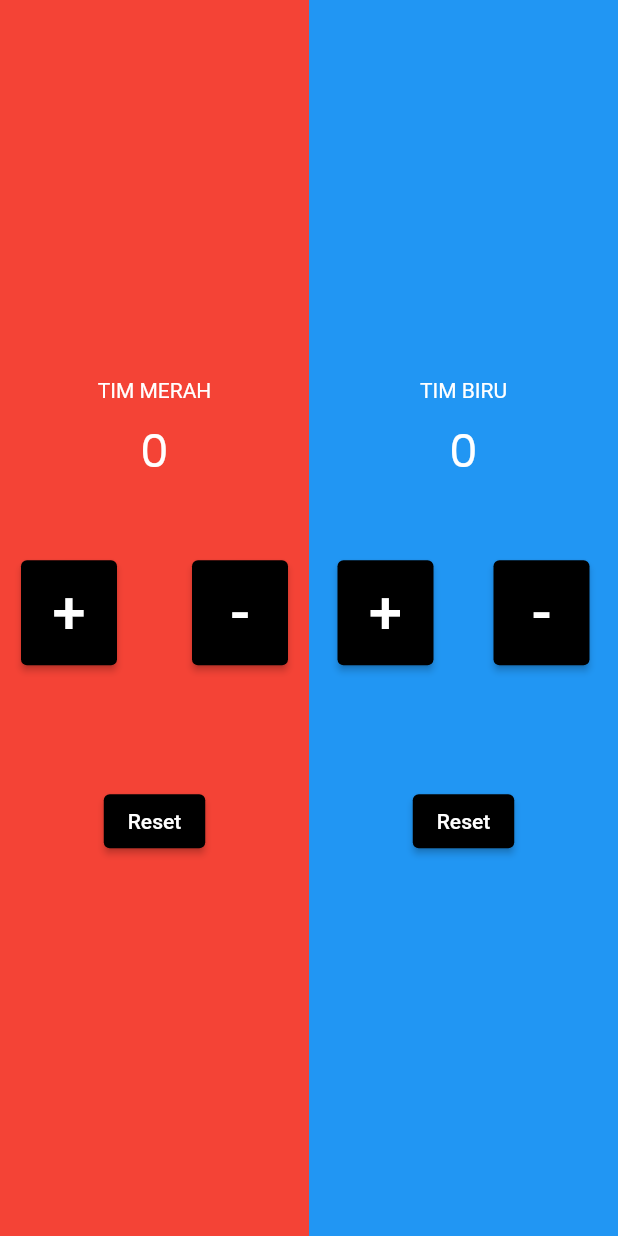
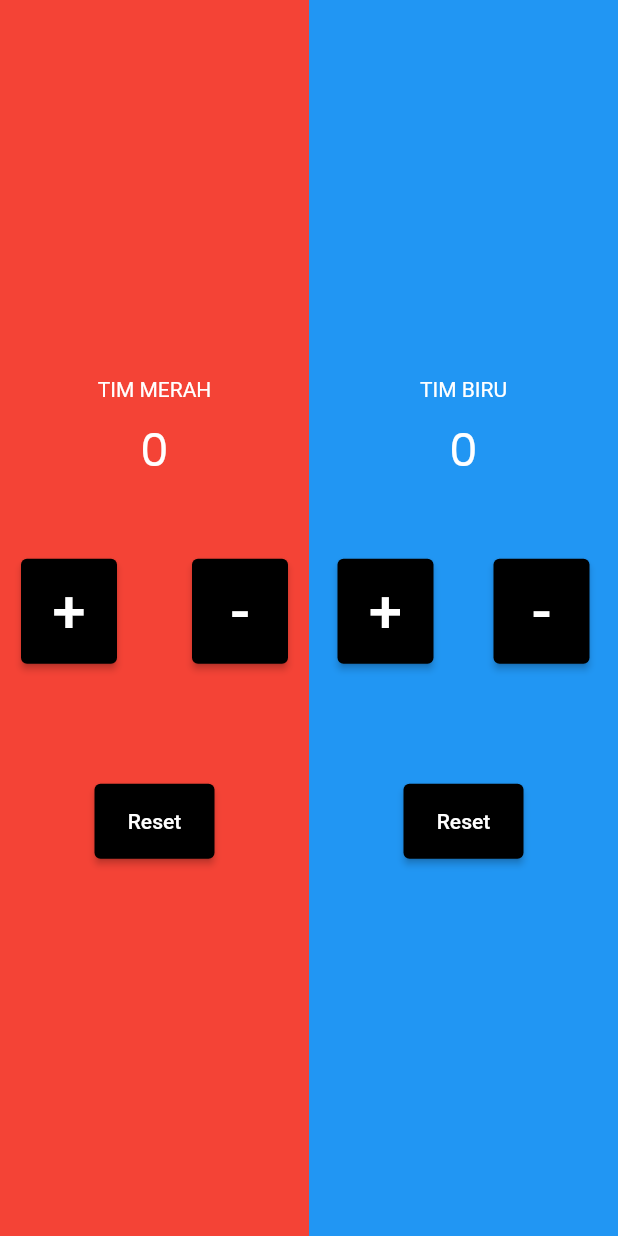
Before and after one commit to rianjanuarian/Project-PlayStore, a Flutter app: the screen it shows after launch, on a phone screen of 412 x 824 dp. Run offline on Flutter 3.47's test engine with Material 2 defaults, Android fonts, the phone set to English and light mode, and no system bars; our stand-ins replace bloc, firebase_auth, firebase_core, flutter_bloc, get, google_fonts and 2 more; accounts and stored records are empty.

Commit message:
Update main_page.dart

```diff
--- a/counter_bultang/counter_bultang/lib/main_page.dart
+++ b/counter_bultang/counter_bultang/lib/main_page.dart
@@ -84,12 +84,17 @@ class MainPage extends StatelessWidget {
                     SizedBox(
                       height: 80,
                     ),
-                    ElevatedButton(
-                        style: ElevatedButton.styleFrom(primary: Colors.black),
+                    SizedBox(
+                      height: 50,
+                      width: 80,
+                      child: ElevatedButton(
+                          style:
+                              ElevatedButton.styleFrom(primary: Colors.black),
                           onPressed: () {
                             bloc1.add(Reset1());
                           },
-                        child: Text("Reset"))
+                          child: Text("Reset")),
+                    )
                   ],
                 ),
               ),
@@ -162,12 +167,17 @@ class MainPage extends StatelessWidget {
                     SizedBox(
                       height: 80,
                     ),
-                    ElevatedButton(
-                        style: ElevatedButton.styleFrom(primary: Colors.black),
+                    SizedBox(
+                      height: 50,
+                      width: 80,
+                      child: ElevatedButton(
+                          style:
+                              ElevatedButton.styleFrom(primary: Colors.black),
                           onPressed: () {
                             bloc2.add(Reset2());
                           },
-                        child: Text("Reset"))
+                          child: Text("Reset")),
+                    )
                   ],
                 ),
               ),
```
Lines whose indentation alone changed are shown as unchanged.
